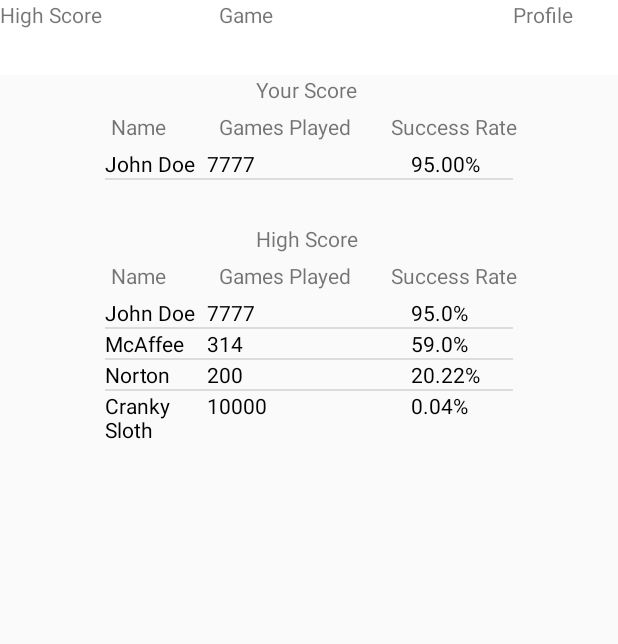
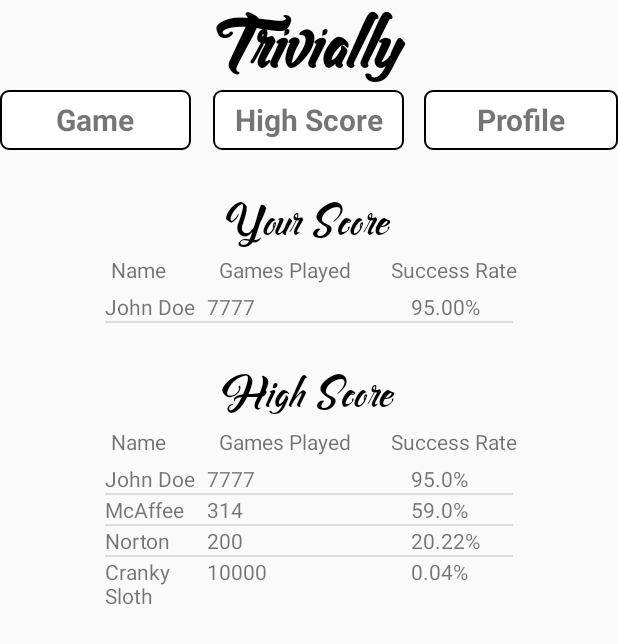
Before and after one commit to seph314/trivially, an Android app: the HighScoreActivity screen opened directly, with no data from a screen before it, on a phone screen of 412 x 824 dp. Shown: the top 644 px of the screen. Run offline under Robolectric (Android 15) with nearby library versions, the phone set to English and light mode, and no system bars.

Commit message:
removed all animations, styled

```diff
--- a/A3/Trivially/app/src/main/AndroidManifest.xml
+++ b/A3/Trivially/app/src/main/AndroidManifest.xml
@@ -7,7 +7,7 @@
         android:label="@string/app_name"
         android:roundIcon="@mipmap/ic_launcher_round"
         android:supportsRtl="true"
-        android:theme="@style/Theme.AppCompat.Light.NoActionBar">
+        android:theme="@style/noAnimTheme">
         <activity android:name=".GameActivity">
             <intent-filter>
                 <action android:name="android.intent.action.MAIN" />
--- /dev/null
+++ b/A3/Trivially/app/src/main/res/drawable/back.xml
@@ -0,0 +1,8 @@
+<?xml version="1.0" encoding="utf-8"?>
+
+    <shape xmlns:android="http://schemas.android.com/apk/res/android" android:shape="rectangle" >
+        <solid android:color="@android:color/background_light" />
+        <stroke android:width="1dip" android:color="@android:color/black"/>
+    <corners
+        android:radius="5dp" />
+    </shape>
--- a/A3/Trivially/app/src/main/res/layout/activity_high_score.xml
+++ b/A3/Trivially/app/src/main/res/layout/activity_high_score.xml
@@ -1,47 +1,19 @@
 <?xml version="1.0" encoding="utf-8"?>
 <LinearLayout xmlns:android="http://schemas.android.com/apk/res/android"
-    xmlns:app="http://schemas.android.com/apk/res-auto"
     android:orientation="vertical"
     android:layout_width="fill_parent"
     android:layout_height="fill_parent">
 
-    <android.support.v7.widget.Toolbar xmlns:android="http://schemas.android.com/apk/res/android"
-        android:id="@+id/top_toolbar"
-        android:layout_width="match_parent"
-        android:layout_height="50dp"
-        android:contentInsetStart="0dp"
-        android:minHeight="?attr/actionBarSize"
-        android:theme="@style/MainToolBarTheme"
-        app:contentInsetStart="0dp">
-
-        <TextView
-            android:id="@+id/highScoreNav"
-            android:layout_width="75dip"
-            android:layout_height="match_parent"
-            android:layout_gravity="left"
-            android:text="High Score" />
-
-        <TextView
-            android:id="@+id/gameNav"
-            android:layout_width="120dip"
-            android:layout_height="match_parent"
-            android:layout_gravity="center"
-            android:text="Game" />
-
-        <TextView
-            android:id="@+id/profileNav"
-            android:layout_width="70dip"
-            android:layout_height="match_parent"
-            android:layout_gravity="right"
-            android:text="Profile" />
-
-    </android.support.v7.widget.Toolbar>
+    <include layout="@layout/navigation_bar"/>
 
     <TextView
         android:id="@+id/yourScoreHeader"
-        android:layout_width="70dip"
+        android:layout_width="wrap_content"
         android:layout_height="wrap_content"
         android:layout_gravity="center_horizontal"
+        android:textSize="30dp"
+        android:fontFamily="@font/rashfeng"
+        android:textColor="@android:color/black"
         android:text="Your Score" />
     <LinearLayout
         android:id = "@+id/relativeLayout2"
@@ -90,9 +62,12 @@
 
     <TextView
         android:id="@+id/highScoreHeader"
-        android:layout_width="70dip"
+        android:layout_width="wrap_content"
         android:layout_height="wrap_content"
         android:layout_gravity="center_horizontal"
+        android:textSize="30dp"
+        android:fontFamily="@font/rashfeng"
+        android:textColor="@android:color/black"
         android:text="High Score" />
     <LinearLayout
         android:id = "@+id/relativeLayout1"
--- a/A3/Trivially/app/src/main/res/layout/listview_row.xml
+++ b/A3/Trivially/app/src/main/res/layout/listview_row.xml
@@ -5,14 +5,12 @@
     android:layout_width="fill_parent"
     xmlns:android="http://schemas.android.com/apk/res/android">
 
-
     <TextView
         android:id="@+id/nameColumn"
         android:layout_width="0dp"
         android:layout_height="wrap_content"
         android:text="Name"
-        android:layout_weight="1"
-        android:textColor="@android:color/black">
+        android:layout_weight="1">
     </TextView>
 
     <TextView
@@ -20,8 +18,7 @@
         android:layout_width="0dp"
         android:layout_height="wrap_content"
         android:text="Games Played"
-        android:layout_weight="2"
-        android:textColor="@android:color/black">
+        android:layout_weight="2">
     </TextView>
 
     <TextView
@@ -29,8 +26,7 @@
         android:layout_width="0dp"
         android:layout_height="wrap_content"
         android:text="Success Rate"
-        android:layout_weight="1"
-        android:textColor="@android:color/black">
+        android:layout_weight="1">
     </TextView>
 
 </LinearLayout>
--- /dev/null
+++ b/A3/Trivially/app/src/main/res/layout/navigation_bar.xml
@@ -0,0 +1,67 @@
+<?xml version="1.0" encoding="utf-8"?>
+<LinearLayout xmlns:android="http://schemas.android.com/apk/res/android"
+    xmlns:app="http://schemas.android.com/apk/res-auto"
+    android:orientation="vertical"
+    android:layout_width="match_parent"
+    android:layout_height="100dp"
+    android:layout_marginBottom="30dp">
+
+        <TextView
+            android:id="@+id/gameLogo"
+            android:layout_width="match_parent"
+            android:layout_height="match_parent"
+            android:layout_gravity="center"
+            android:gravity="center"
+            android:textSize="50dp"
+            android:textStyle="bold"
+            android:fontFamily="@font/rashfeng"
+            android:layout_weight="2"
+            android:textColor="@android:color/black"
+            android:text="Trivially" />
+
+        <RelativeLayout
+            android:layout_width="match_parent"
+            android:layout_height="40dp">
+
+        <TextView
+            android:id="@+id/highScoreNav"
+            android:layout_width="127dp"
+            android:layout_height="match_parent"
+            android:layout_alignParentTop="true"
+            android:layout_centerHorizontal="true"
+            android:layout_gravity="left"
+            android:gravity="center"
+            android:textSize="20dp"
+            android:textStyle="bold"
+            android:layout_weight="1"
+            android:background="@drawable/back"
+            android:text="High Score" />
+
+        <TextView
+            android:id="@+id/gameNav"
+            android:layout_width="127dp"
+            android:layout_height="match_parent"
+            android:layout_gravity="center"
+            android:gravity="center"
+            android:textSize="20dp"
+            android:textStyle="bold"
+            android:layout_weight="2"
+            android:background="@drawable/back"
+            android:text="Game" />
+
+        <TextView
+            android:id="@+id/profileNav"
+            android:layout_width="129dp"
+            android:layout_height="match_parent"
+            android:layout_alignParentEnd="true"
+            android:layout_alignParentTop="true"
+            android:layout_gravity="right"
+            android:gravity="center"
+            android:textSize="20dp"
+            android:textStyle="bold"
+            android:layout_weight="1"
+            android:background="@drawable/back"
+            android:text="Profile" />
+        </RelativeLayout>
+
+</LinearLayout>
--- a/A3/Trivially/app/src/main/res/values/styles.xml
+++ b/A3/Trivially/app/src/main/res/values/styles.xml
@@ -8,4 +8,8 @@
         <item name="android:layout_height">100dp</item>
     </style>
 
+    <style name="noAnimTheme" parent="Theme.AppCompat.Light.NoActionBar">
+        <item name="android:windowAnimationStyle">@null</item>
+    </style>
+
 </resources>
```
Also changed, not shown: A3/Trivially/app/src/main/res/layout/activity_authenticated_profile.xml (+1 -32 lines), A3/Trivially/app/src/main/res/layout/activity_game.xml (+1 -39 lines), A3/Trivially/app/src/main/res/layout/activity_un_authenticated_profile.xml (+1 -33 lines), A3/Trivially/app/src/main/res/font/rashfeng.ttf (added).
